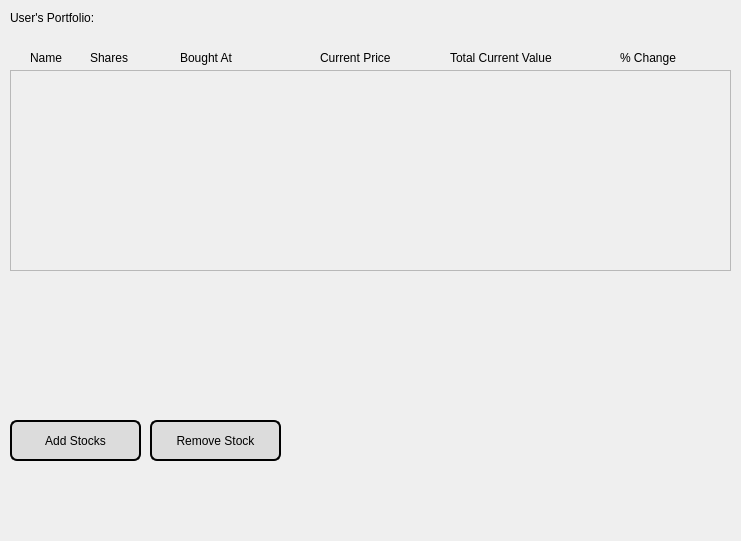
First picture: the form in StockStallionQtGUI/tab_portfolio.ui, repository CodeApprenticeRai/StockStallion, before the edit.
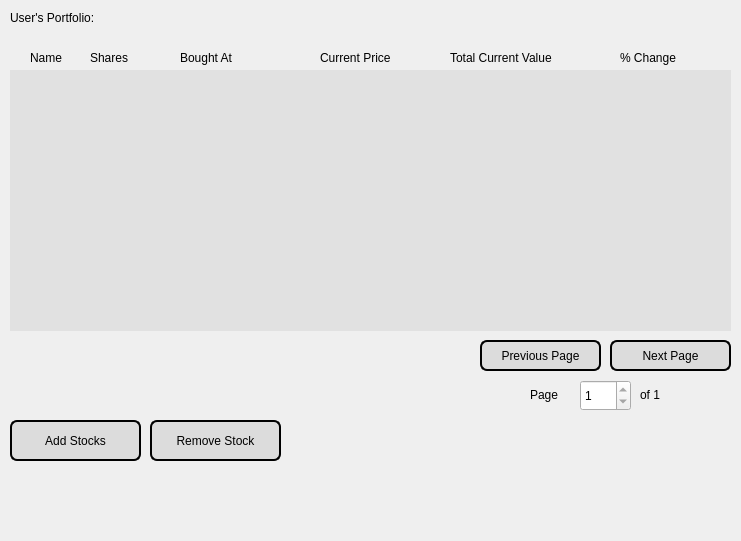
Second picture: the form after the edit.

```diff
--- a/StockStallionQtGUI/tab_portfolio.ui
+++ b/StockStallionQtGUI/tab_portfolio.ui
@@ -169,28 +169,116 @@
     <string>Remove Stock</string>
    </property>
   </widget>
-  <widget class="QScrollArea" name="stockListing">
+  <widget class="QStackedWidget" name="stockListStacked">
    <property name="geometry">
     <rect>
      <x>10</x>
      <y>70</y>
      <width>721</width>
-     <height>201</height>
+     <height>261</height>
     </rect>
    </property>
-   <property name="widgetResizable">
-    <bool>true</bool>
+   <property name="styleSheet">
+    <string notr="true">background-color:rgb(225, 225, 225);</string>
    </property>
-   <widget class="QWidget" name="scrollAreaWidgetContents">
-    <property name="geometry">
-     <rect>
-      <x>0</x>
-      <y>0</y>
-      <width>719</width>
-      <height>199</height>
-     </rect>
-    </property>
-   </widget>
+   <property name="currentIndex">
+    <number>-1</number>
+   </property>
+  </widget>
+  <widget class="QPushButton" name="nextButton">
+   <property name="geometry">
+    <rect>
+     <x>610</x>
+     <y>340</y>
+     <width>121</width>
+     <height>31</height>
+    </rect>
+   </property>
+   <property name="styleSheet">
+    <string notr="true">background-color: Gainsboro;
+border-style: solid;
+border-width:2px;
+border-radius:7px;
+border-color: black;
+font: 12pt &quot;Century Gothic&quot;;
+</string>
+   </property>
+   <property name="text">
+    <string>Next Page</string>
+   </property>
+  </widget>
+  <widget class="QPushButton" name="backButton">
+   <property name="geometry">
+    <rect>
+     <x>480</x>
+     <y>340</y>
+     <width>121</width>
+     <height>31</height>
+    </rect>
+   </property>
+   <property name="styleSheet">
+    <string notr="true">background-color: Gainsboro;
+border-style: solid;
+border-width:2px;
+border-radius:7px;
+border-color: black;
+font: 12pt &quot;Century Gothic&quot;;
+</string>
+   </property>
+   <property name="text">
+    <string>Previous Page</string>
+   </property>
+  </widget>
+  <widget class="QSpinBox" name="pageSelectSpinner">
+   <property name="geometry">
+    <rect>
+     <x>580</x>
+     <y>380</y>
+     <width>51</width>
+     <height>31</height>
+    </rect>
+   </property>
+   <property name="styleSheet">
+    <string notr="true">font: 11pt &quot;Century Gothic&quot;;</string>
+   </property>
+   <property name="minimum">
+    <number>1</number>
+   </property>
+   <property name="maximum">
+    <number>1</number>
+   </property>
+  </widget>
+  <widget class="QLabel" name="pageCountLabel">
+   <property name="geometry">
+    <rect>
+     <x>530</x>
+     <y>387</y>
+     <width>41</width>
+     <height>16</height>
+    </rect>
+   </property>
+   <property name="styleSheet">
+    <string notr="true">font: 11pt &quot;Century Gothic&quot;;</string>
+   </property>
+   <property name="text">
+    <string>Page</string>
+   </property>
+  </widget>
+  <widget class="QLabel" name="maxPageLabel">
+   <property name="geometry">
+    <rect>
+     <x>640</x>
+     <y>387</y>
+     <width>61</width>
+     <height>16</height>
+    </rect>
+   </property>
+   <property name="styleSheet">
+    <string notr="true">font: 11pt &quot;Century Gothic&quot;;</string>
+   </property>
+   <property name="text">
+    <string>of 1</string>
+   </property>
   </widget>
  </widget>
  <resources/>
```
